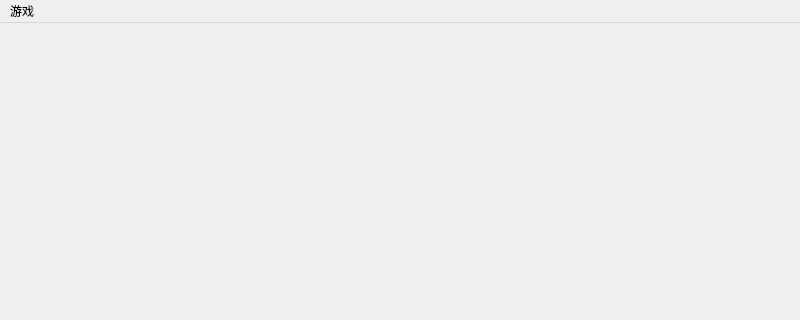
This is mainwindow.ui in SJoJoK/2020Mine_Sweep as Qt 5 draws it before an edit; both pictures show x 0 to 800 and y 0 to 320 of the 800 by 600 pixel window. The edited form follows.
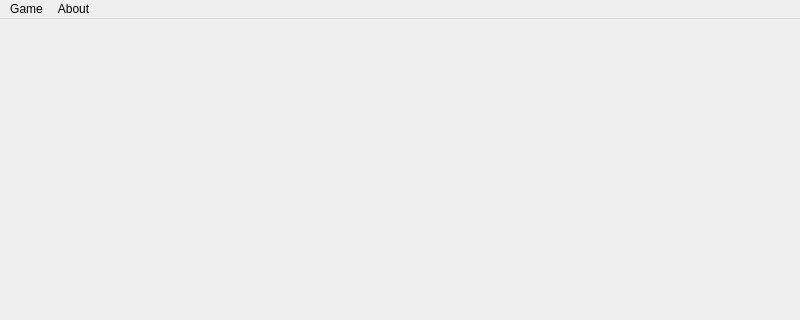
This is the edited form.

Patch:
```diff
--- a/mainwindow.ui
+++ b/mainwindow.ui
@@ -23,12 +23,19 @@
      <height>23</height>
     </rect>
    </property>
-   <widget class="QMenu" name="menu">
+   <widget class="QMenu" name="menuGame">
     <property name="title">
-     <string>游戏</string>
+     <string>Game</string>
     </property>
    </widget>
-   <addaction name="menu"/>
+   <widget class="QMenu" name="menuAbout">
+    <property name="title">
+     <string>About</string>
+    </property>
+    <addaction name="actionCreators"/>
+   </widget>
+   <addaction name="menuGame"/>
+   <addaction name="menuAbout"/>
   </widget>
   <widget class="QStatusBar" name="statusbar"/>
  </widget>
```
Left out of the diff: 24 changed lines with no effect on the pictures.
